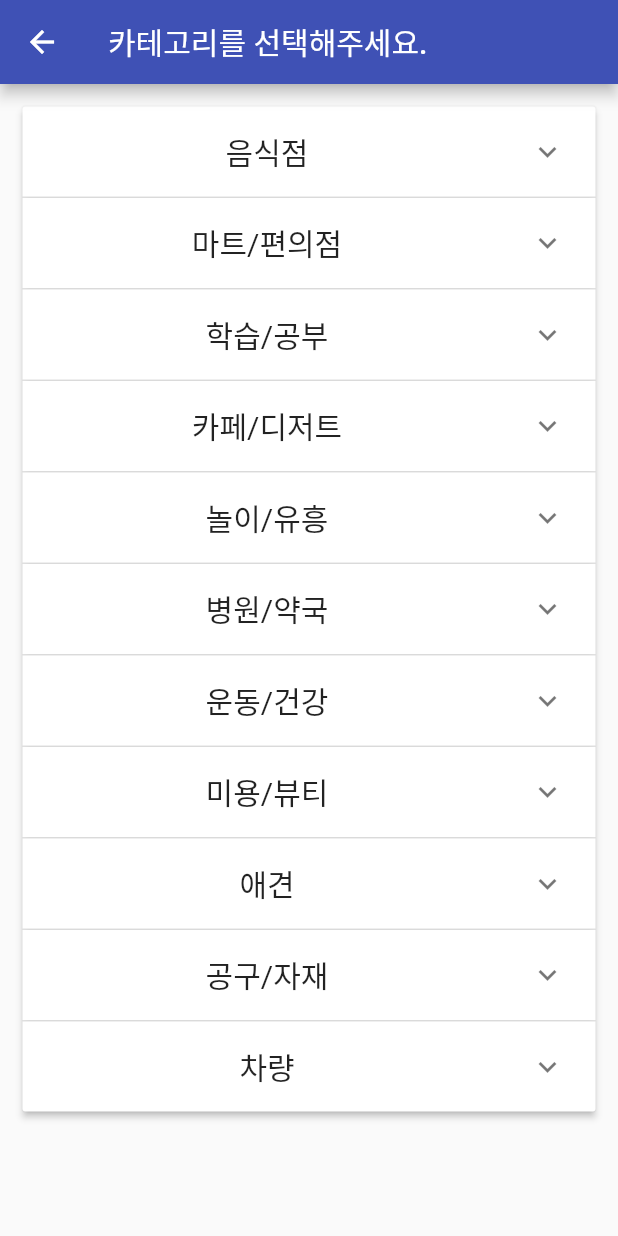
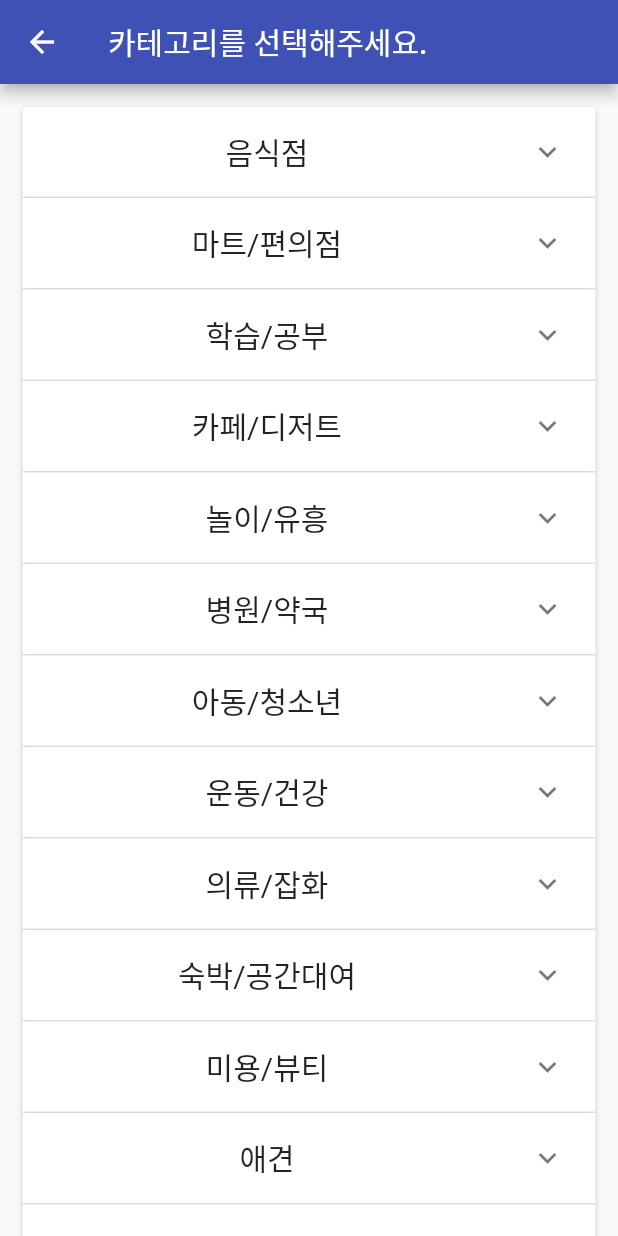
Before and after one commit to JJulme/jigu, a Flutter app: the screen it shows after launch, after a tap on "카테고리", on a phone screen of 412 x 824 dp. Run offline on Flutter 3.47's test engine with Material 2 defaults, Android fonts, the light colour scheme and no system bars; our stand-ins replace fluttertoast, get, image_picker, share.

Commit message:
주요 화면 수정

```diff
--- a/lib/model/kategorie_model.dart
+++ b/lib/model/kategorie_model.dart
@@ -57,6 +57,11 @@ class Kategorie {
       "종합병원",
       "피부과",
       "치과",
+      "한의원",
+    ],
+    "아동/청소년": [
+      "놀이방",
+      "키즈카페",
     ],
     "운동/건강": [
       "헬스장",
@@ -65,6 +70,24 @@ class Kategorie {
       "복싱장",
       "태권도장",
       "체육관",
+    ],
+    "의류/잡화": [
+      "남성의류",
+      "여성의류",
+      "캐주얼의류",
+      "구제의류",
+      "아웃도어",
+      "교복",
+      "신발",
+      "가방",
+    ],
+    "숙박/공간대여": [
+      "호텔",
+      "모텔",
+      "펜션",
+      "민박",
+      "파티룸",
+      "사무실",
     ],
     "미용/뷰티": [
       "미용실",
--- a/lib/screen/noticeboard/noticeboard_screen.dart
+++ b/lib/screen/noticeboard/noticeboard_screen.dart
@@ -101,7 +101,7 @@ class _NoticeboardScreenState extends State<NoticeboardScreen> {
                         color: Colors.grey,
                         borderRadius: BorderRadius.all(Radius.circular(10)),
                       ),
-                      child: const Center(child: Text("사진, 없을경우 프사")),
+                      child: const Center(child: Text("사진, 없을경우 판매자프사")),
                     ),
                     //Flexible 텍스트 넘침 방지
                     const Flexible(
```
Also changed, not shown: lib/screen/mypage/mypage_modify_screen.dart (+13 -0 lines), lib/screen/mypage/mypage_screen.dart (+115 -50 lines).
